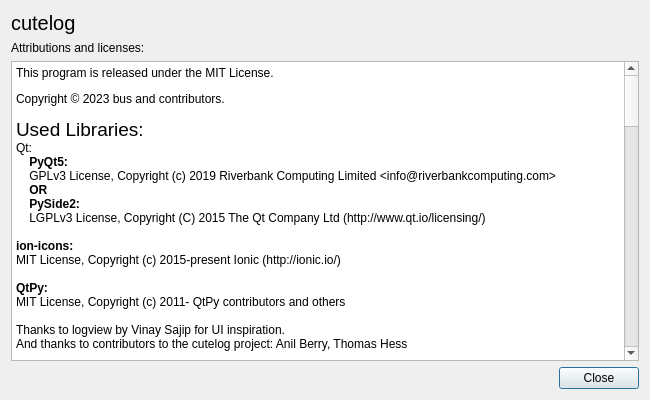
This is cutelog/resources/ui/about_dialog.ui in busimus/cutelog as Qt 5 draws it before an edit. The edited form follows.
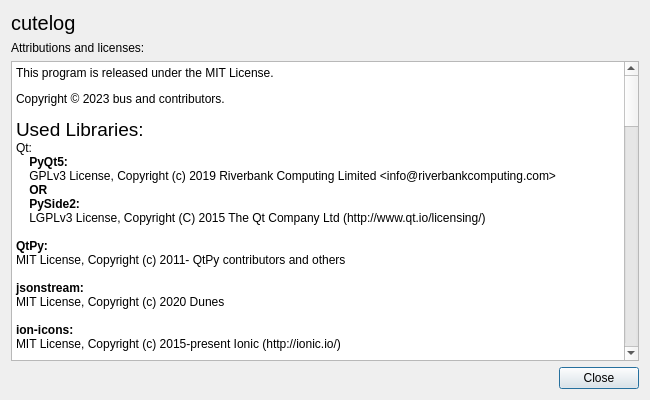
This is the edited form.

The edit to the form file:
```diff
--- a/cutelog/resources/ui/about_dialog.ui
+++ b/cutelog/resources/ui/about_dialog.ui
@@ -71,14 +71,17 @@
 &lt;p style=&quot; margin-top:0px; margin-bottom:0px; margin-left:0px; margin-right:0px; -qt-block-indent:0; text-indent:0px;&quot;&gt;&lt;span style=&quot; font-weight:600;&quot;&gt;    PySide2:&lt;/span&gt;&lt;/p&gt;
 &lt;p style=&quot; margin-top:0px; margin-bottom:0px; margin-left:0px; margin-right:0px; -qt-block-indent:0; text-indent:0px;&quot;&gt;    LGPLv3 License, Copyright (C) 2015 The Qt Company Ltd (http://www.qt.io/licensing/)&lt;/p&gt;
 &lt;p style=&quot;-qt-paragraph-type:empty; margin-top:0px; margin-bottom:0px; margin-left:0px; margin-right:0px; -qt-block-indent:0; text-indent:0px;&quot;&gt;&lt;br /&gt;&lt;/p&gt;
-&lt;p style=&quot; margin-top:0px; margin-bottom:0px; margin-left:0px; margin-right:0px; -qt-block-indent:0; text-indent:0px;&quot;&gt;&lt;span style=&quot; font-weight:600;&quot;&gt;ion-icons:&lt;/span&gt;&lt;/p&gt;
-&lt;p style=&quot; margin-top:0px; margin-bottom:0px; margin-left:0px; margin-right:0px; -qt-block-indent:0; text-indent:0px;&quot;&gt;MIT License, Copyright (c) 2015-present Ionic (http://ionic.io/)&lt;/p&gt;
-&lt;p style=&quot;-qt-paragraph-type:empty; margin-top:0px; margin-bottom:0px; margin-left:0px; margin-right:0px; -qt-block-indent:0; text-indent:0px;&quot;&gt;&lt;br /&gt;&lt;/p&gt;
 &lt;p style=&quot; margin-top:0px; margin-bottom:0px; margin-left:0px; margin-right:0px; -qt-block-indent:0; text-indent:0px;&quot;&gt;&lt;span style=&quot; font-weight:600;&quot;&gt;QtPy:&lt;/span&gt;&lt;/p&gt;
 &lt;p style=&quot; margin-top:0px; margin-bottom:0px; margin-left:0px; margin-right:0px; -qt-block-indent:0; text-indent:0px;&quot;&gt;MIT License, Copyright (c) 2011- QtPy contributors and others&lt;/p&gt;
 &lt;p style=&quot;-qt-paragraph-type:empty; margin-top:0px; margin-bottom:0px; margin-left:0px; margin-right:0px; -qt-block-indent:0; text-indent:0px;&quot;&gt;&lt;br /&gt;&lt;/p&gt;
+&lt;p style=&quot; margin-top:0px; margin-bottom:0px; margin-left:0px; margin-right:0px; -qt-block-indent:0; text-indent:0px;&quot;&gt;&lt;span style=&quot; font-weight:600;&quot;&gt;jsonstream:&lt;/span&gt;&lt;/p&gt;
+&lt;p style=&quot; margin-top:0px; margin-bottom:0px; margin-left:0px; margin-right:0px; -qt-block-indent:0; text-indent:0px;&quot;&gt;MIT License, Copyright (c) 2020 Dunes&lt;/p&gt;
+&lt;p style=&quot;-qt-paragraph-type:empty; margin-top:0px; margin-bottom:0px; margin-left:0px; margin-right:0px; -qt-block-indent:0; text-indent:0px;&quot;&gt;&lt;br /&gt;&lt;/p&gt;
+&lt;p style=&quot; margin-top:0px; margin-bottom:0px; margin-left:0px; margin-right:0px; -qt-block-indent:0; text-indent:0px;&quot;&gt;&lt;span style=&quot; font-weight:600;&quot;&gt;ion-icons:&lt;/span&gt;&lt;/p&gt;
+&lt;p style=&quot; margin-top:0px; margin-bottom:0px; margin-left:0px; margin-right:0px; -qt-block-indent:0; text-indent:0px;&quot;&gt;MIT License, Copyright (c) 2015-present Ionic (http://ionic.io/)&lt;/p&gt;
+&lt;p style=&quot;-qt-paragraph-type:empty; margin-top:0px; margin-bottom:0px; margin-left:0px; margin-right:0px; -qt-block-indent:0; text-indent:0px;&quot;&gt;&lt;br /&gt;&lt;/p&gt;
 &lt;p style=&quot; margin-top:0px; margin-bottom:0px; margin-left:0px; margin-right:0px; -qt-block-indent:0; text-indent:0px;&quot;&gt;Thanks to logview by Vinay Sajip for UI inspiration.&lt;/p&gt;
-&lt;p style=&quot; margin-top:0px; margin-bottom:0px; margin-left:0px; margin-right:0px; -qt-block-indent:0; text-indent:0px;&quot;&gt;And thanks to contributors to the cutelog project: Anil Berry, Thomas Hess&lt;/p&gt;
+&lt;p style=&quot; margin-top:0px; margin-bottom:0px; margin-left:0px; margin-right:0px; -qt-block-indent:0; text-indent:0px;&quot;&gt;And thanks to contributors to the cutelog project: Anil Berry, Thomas Hess, Ondrej Sienczak, Grzegorz Gajoch&lt;/p&gt;
 &lt;p style=&quot;-qt-paragraph-type:empty; margin-top:0px; margin-bottom:0px; margin-left:0px; margin-right:0px; -qt-block-indent:0; text-indent:0px;&quot;&gt;&lt;br /&gt;&lt;/p&gt;
 &lt;p style=&quot; margin-top:0px; margin-bottom:0px; margin-left:0px; margin-right:0px; -qt-block-indent:0; text-indent:0px;&quot;&gt;&lt;span style=&quot; font-size:14pt;&quot;&gt;Texts of all the mentioned licenses:&lt;/span&gt;&lt;/p&gt;
 &lt;p style=&quot; margin-top:0px; margin-bottom:0px; margin-left:0px; margin-right:0px; -qt-block-indent:0; text-indent:0px;&quot;&gt;&lt;span style=&quot; font-size:12pt;&quot;&gt;The MIT License (MIT):&lt;/span&gt;&lt;/p&gt;
```
